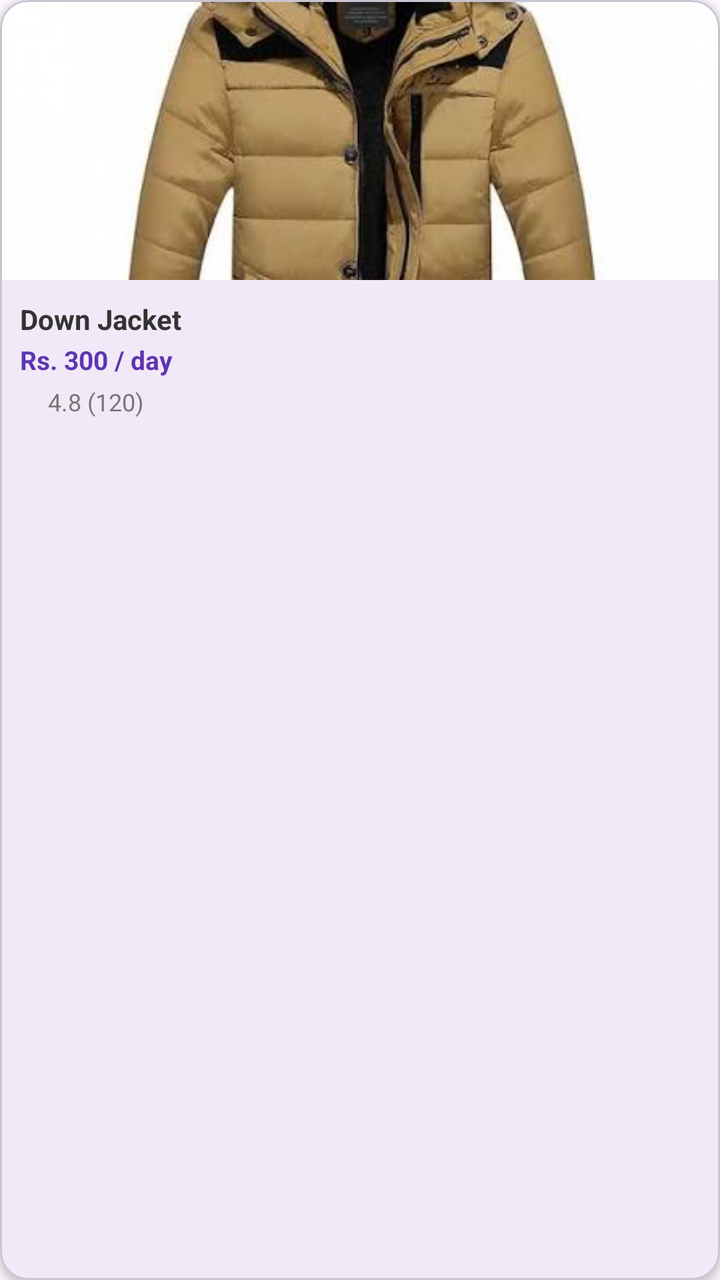
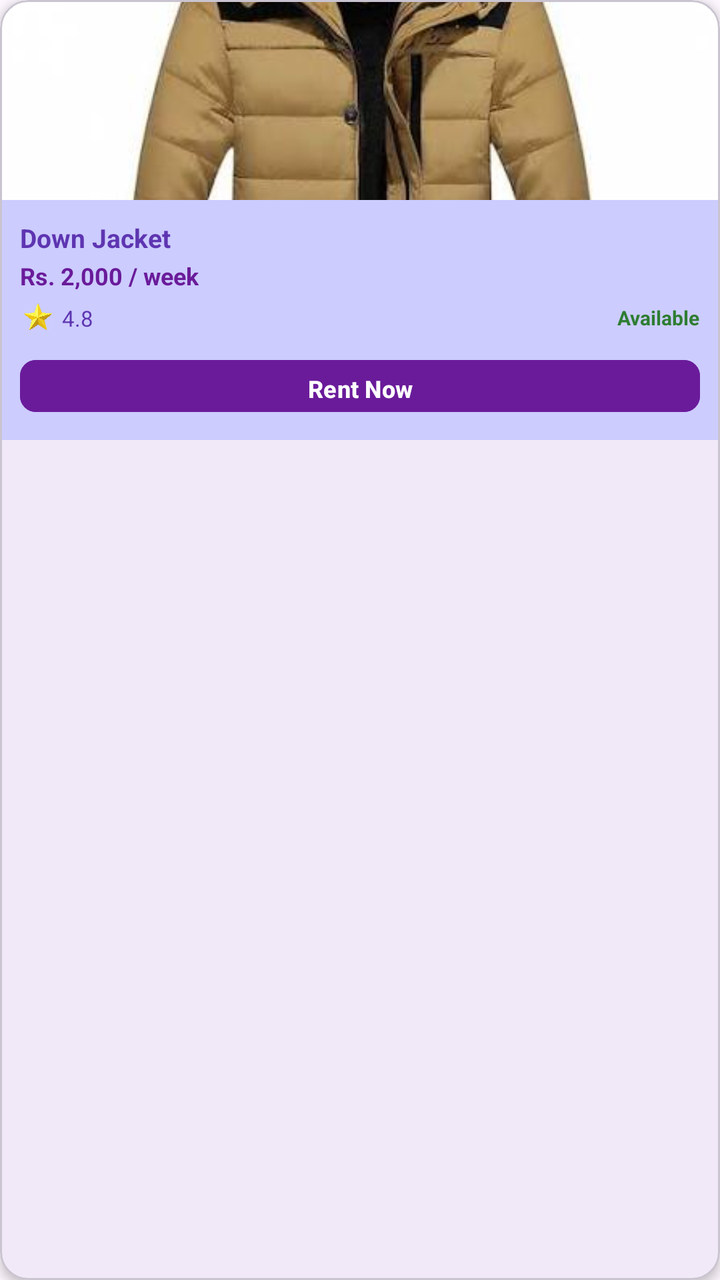

An Android layout rendered at two revisions. The XML below is the earlier revision; the diff shows what the commit changed to produce the second picture.
<!-- AndroidManifest.xml: application theme Theme.TrekMateNepal -->
<!-- res/layout/item_rental_gear.xml -->
<?xml version="1.0" encoding="utf-8"?>
<com.google.android.material.card.MaterialCardView xmlns:android="http://schemas.android.com/apk/res/android"
    xmlns:app="http://schemas.android.com/apk/res-auto"
    android:layout_width="match_parent"
    android:layout_height="wrap_content"
    android:layout_margin="8dp"
    app:cardCornerRadius="14dp"
    app:cardElevation="3dp">

    <LinearLayout
        android:layout_width="match_parent"
        android:layout_height="wrap_content"
        android:orientation="vertical">

        <FrameLayout
            android:layout_width="match_parent"
            android:layout_height="140dp">

            <ImageView
                android:id="@+id/imgGear"
                android:layout_width="match_parent"
                android:layout_height="match_parent"
                android:scaleType="centerCrop"
                android:src="@drawable/jacket" />

            <ImageView
                android:id="@+id/btnFav"
                android:layout_width="24dp"
                android:layout_height="24dp"
                android:layout_gravity="end|top"
                android:layout_margin="10dp"
                android:src="@drawable/ic_favorite"
                app:tint="#777777" />

        </FrameLayout>

        <LinearLayout
            android:layout_width="match_parent"
            android:layout_height="wrap_content"
            android:orientation="vertical"
            android:padding="10dp">

            <TextView
                android:id="@+id/txtGearName"
                android:layout_width="wrap_content"
                android:layout_height="wrap_content"
                android:ellipsize="end"
                android:maxLines="1"
                android:text="Down Jacket"
                android:textColor="#333333"
                android:textSize="14sp"
                android:textStyle="bold" />

            <TextView
                android:id="@+id/txtGearPrice"
                android:layout_width="wrap_content"
                android:layout_height="wrap_content"
                android:layout_marginTop="2dp"
                android:text="Rs. 300 / day"
                android:textColor="#5E35B1"
                android:textSize="13sp"
                android:textStyle="bold" />

            <LinearLayout
                android:layout_width="match_parent"
                android:layout_height="wrap_content"
                android:layout_marginTop="4dp"
                android:gravity="center_vertical"
                android:orientation="horizontal">

                <ImageView
                    android:layout_width="12dp"
                    android:layout_height="12dp"
                    android:src="@drawable/ic_star"
                    app:tint="#FFC107" />

                <TextView
                    android:id="@+id/txtGearRating"
                    android:layout_width="wrap_content"
                    android:layout_height="wrap_content"
                    android:layout_marginStart="2dp"
                    android:text="4.8 (120)"
                    android:textColor="#777777"
                    android:textSize="12sp" />

            </LinearLayout>

        </LinearLayout>

    </LinearLayout>

</com.google.android.material.card.MaterialCardView>
<!-- resources referenced by this layout -->
<resources>
  <!-- drawable ic_favorite (drawable) -->
  <?xml version="1.0" encoding="utf-8"?>
  <selector xmlns:android="http://schemas.android.com/apk/res/android">
  
  </selector>
  <!-- drawable ic_star (drawable) -->
  <?xml version="1.0" encoding="utf-8"?>
  <selector xmlns:android="http://schemas.android.com/apk/res/android">
  
  </selector>
  <!-- drawable jacket: jpg bitmap (drawable, 20760 bytes) -->
  <style name="Theme.TrekMateNepal" parent="Base.Theme.TrekMateNepal" />
  <style name="Base.Theme.TrekMateNepal" parent="Theme.Material3.DayNight.NoActionBar">
          
          
      </style>
</resources>

<!-- the commit's change to res/layout/item_rental_gear.xml (unified diff, before → after) -->
@@ -3,7 +3,7 @@
     xmlns:app="http://schemas.android.com/apk/res-auto"
     android:layout_width="match_parent"
     android:layout_height="wrap_content"
-    android:layout_margin="8dp"
+    android:layout_margin="6dp"
     app:cardCornerRadius="14dp"
     app:cardElevation="3dp">
 
@@ -12,43 +12,49 @@
         android:layout_height="wrap_content"
         android:orientation="vertical">
 
+        
         <FrameLayout
             android:layout_width="match_parent"
-            android:layout_height="140dp">
+            android:layout_height="100dp">
 
             <ImageView
                 android:id="@+id/imgGear"
                 android:layout_width="match_parent"
                 android:layout_height="match_parent"
+                android:contentDescription="Gear image"
                 android:scaleType="centerCrop"
                 android:src="@drawable/jacket" />
 
+            
             <ImageView
                 android:id="@+id/btnFav"
                 android:layout_width="24dp"
                 android:layout_height="24dp"
                 android:layout_gravity="end|top"
-                android:layout_margin="10dp"
+                android:layout_margin="4dp"
+                android:contentDescription="Favourite"
                 android:src="@drawable/ic_favorite"
-                app:tint="#777777" />
+                 />
 
         </FrameLayout>
 
+        
         <LinearLayout
             android:layout_width="match_parent"
             android:layout_height="wrap_content"
+            android:background="@color/lightpurple"
             android:orientation="vertical"
             android:padding="10dp">
 
             <TextView
                 android:id="@+id/txtGearName"
-                android:layout_width="wrap_content"
+                android:layout_width="match_parent"
                 android:layout_height="wrap_content"
                 android:ellipsize="end"
                 android:maxLines="1"
                 android:text="Down Jacket"
-                android:textColor="#333333"
-                android:textSize="14sp"
+                android:textColor="@color/purple_primary"
+                android:textSize="13sp"
                 android:textStyle="bold" />
 
             <TextView
@@ -56,11 +62,12 @@
                 android:layout_width="wrap_content"
                 android:layout_height="wrap_content"
                 android:layout_marginTop="2dp"
-                android:text="Rs. 300 / day"
-                android:textColor="#5E35B1"
-                android:textSize="13sp"
+                android:text="Rs. 2,000 / week"
+                android:textColor="@color/purple"
+                android:textSize="12sp"
                 android:textStyle="bold" />
 
+            
             <LinearLayout
                 android:layout_width="match_parent"
                 android:layout_height="wrap_content"
@@ -69,24 +76,48 @@
                 android:orientation="horizontal">
 
                 <ImageView
-                    android:layout_width="12dp"
-                    android:layout_height="12dp"
-                    android:src="@drawable/ic_star"
-                    app:tint="#FFC107" />
+                    android:layout_width="18dp"
+                    android:layout_height="18dp"
+                    android:contentDescription="Star"
+                    android:src="@drawable/ic_star1"
+                    />
 
                 <TextView
                     android:id="@+id/txtGearRating"
+                    android:layout_width="0dp"
+                    android:layout_height="wrap_content"
+                    android:layout_marginStart="3dp"
+                    android:layout_weight="1"
+                    android:text="4.8"
+                    android:textColor="@color/purple_primary"
+                    android:textSize="11sp" />
+
+                <TextView
+                    android:id="@+id/txtAvailability"
                     android:layout_width="wrap_content"
                     android:layout_height="wrap_content"
-                    android:layout_marginStart="2dp"
-                    android:text="4.8 (120)"
-                    android:textColor="#777777"
-                    android:textSize="12sp" />
+                    android:text="Available"
+                    android:textColor="@color/success_green"
+                    android:textSize="10sp"
+                    android:textStyle="bold" />
 
             </LinearLayout>
 
+            
+            <Button
+                android:id="@+id/btnRentNow"
+                android:layout_width="match_parent"
+                android:layout_height="34dp"
+                android:layout_marginTop="8dp"
+                android:backgroundTint="@color/purple"
+                android:text="Rent Now"
+                android:textAllCaps="false"
+                android:textColor="@color/white"
+                android:textSize="12sp"
+                android:textStyle="bold"
+                app:cornerRadius="8dp" />
+
         </LinearLayout>
-
     </LinearLayout>
 
 </com.google.android.material.card.MaterialCardView>
<!-- resource entries referenced after the edit -->
@@ -1,15 +1,16 @@
 <!-- resources referenced by this layout -->
 <resources>
+  <color name="lightpurple">#CCCCFF</color>
+  <color name="purple">#6A1B9A</color>
+  <color name="purple_primary">#5E35B1</color>
+  <color name="success_green">#2E7D32</color>
+  <color name="white">#FFFFFFFF</color>
   <!-- drawable ic_favorite (drawable) -->
   <?xml version="1.0" encoding="utf-8"?>
   <selector xmlns:android="http://schemas.android.com/apk/res/android">
   
   </selector>
-  <!-- drawable ic_star (drawable) -->
-  <?xml version="1.0" encoding="utf-8"?>
-  <selector xmlns:android="http://schemas.android.com/apk/res/android">
-  
-  </selector>
+  <!-- drawable ic_star1: png bitmap (drawable, 410041 bytes) -->
   <!-- drawable jacket: jpg bitmap (drawable, 20760 bytes) -->
   <style name="Theme.TrekMateNepal" parent="Base.Theme.TrekMateNepal" />
   <style name="Base.Theme.TrekMateNepal" parent="Theme.Material3.DayNight.NoActionBar">
